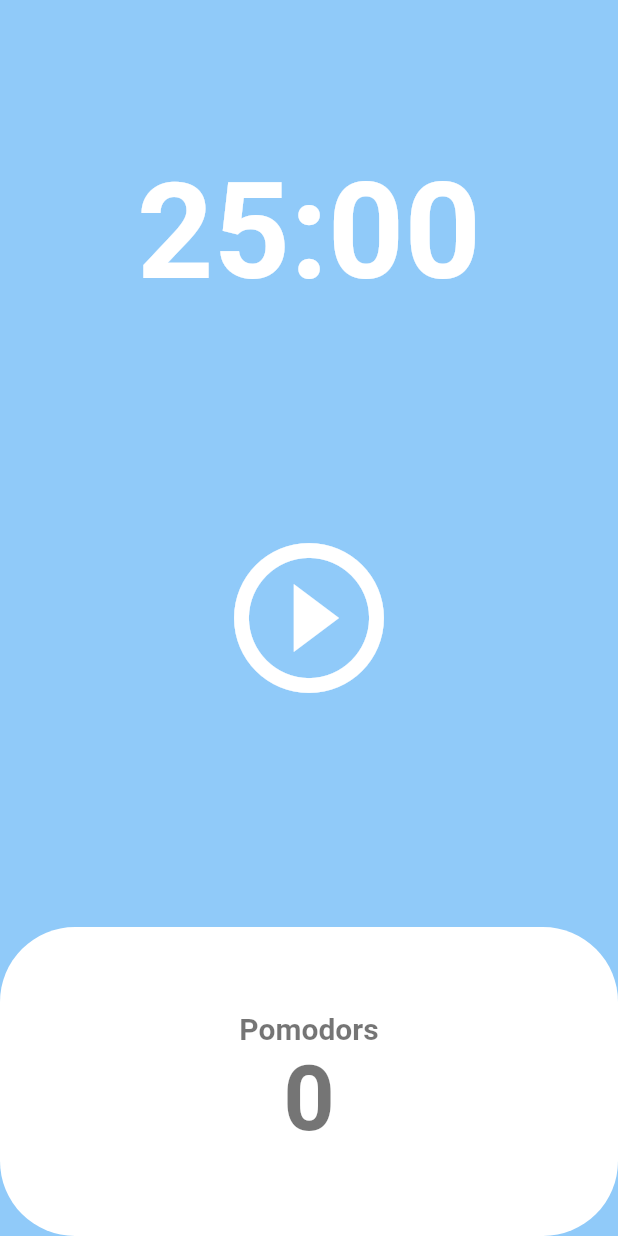
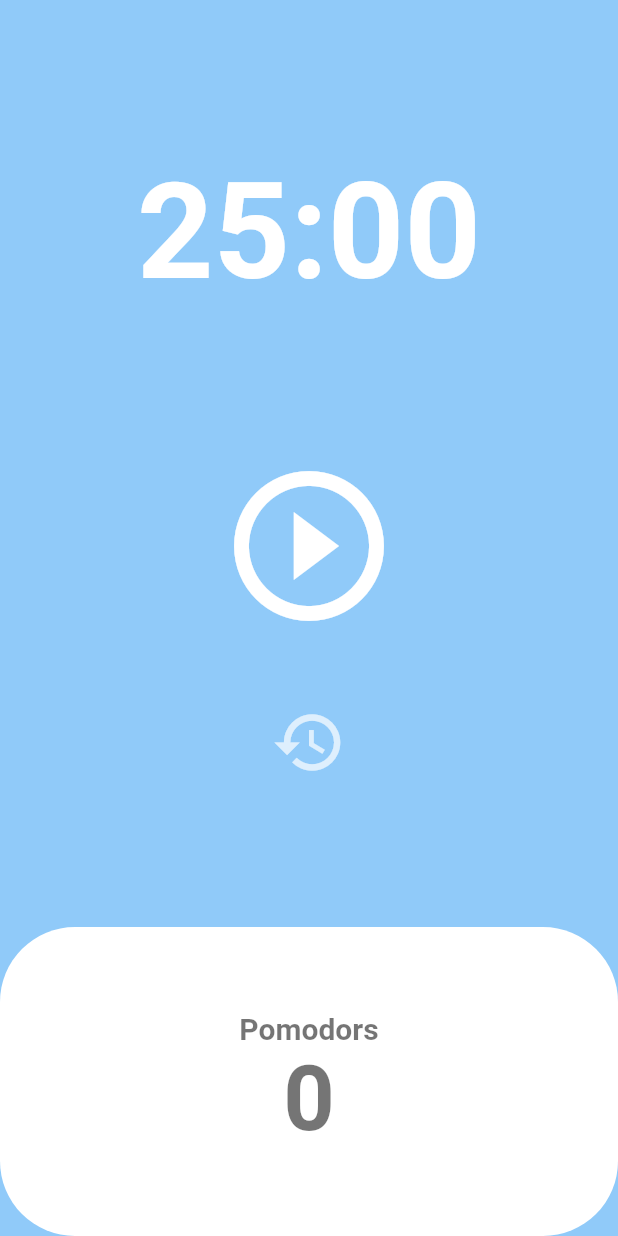
Before and after one commit to eungwang1/flutter_practice, a Flutter app: the HomeScreen screen opened directly, on a phone screen of 412 x 824 dp. Run offline on Flutter 3.47's test engine with Material 2 defaults, Android fonts, the phone set to English and light mode, and no system bars.

Commit message:
CodeChallenge-Pomodoro

```diff
--- a/lib/screens/home_screen.dart
+++ b/lib/screens/home_screen.dart
@@ -44,6 +44,13 @@ class _HomeScreenState extends State<HomeScreen> {
     timer = Timer.periodic(const Duration(seconds: 1), onTick);
   }
 
+  void onResetPressed() {
+    setState(() {
+      totalSecondes = twentyFiveMinutes;
+    });
+    onPausePressed();
+  }
+
   String format(int seconds) {
     var duration = Duration(seconds: seconds);
     return duration.toString().split(".").first.substring(2);
@@ -71,13 +78,27 @@ class _HomeScreenState extends State<HomeScreen> {
             Flexible(
               flex: 2,
               child: Center(
-                child: IconButton(
+                child: Column(
+                  mainAxisAlignment: MainAxisAlignment.center,
+                  children: [
+                    IconButton(
                       onPressed: isRunning ? onPausePressed : onStartPressed,
                       icon: Icon(isRunning
                           ? Icons.pause_circle_filled_outlined
                           : Icons.play_circle_outline),
                       iconSize: 120,
                       color: Theme.of(context).cardColor,
+                    ),
+                    const SizedBox(
+                      height: 30,
+                    ),
+                    IconButton(
+                      onPressed: onResetPressed,
+                      icon: const Icon(Icons.restore),
+                      iconSize: 50,
+                      color: Colors.white70,
+                    ),
+                  ],
                 ),
               ),
             ),
```
Lines whose indentation alone changed are shown as unchanged.
